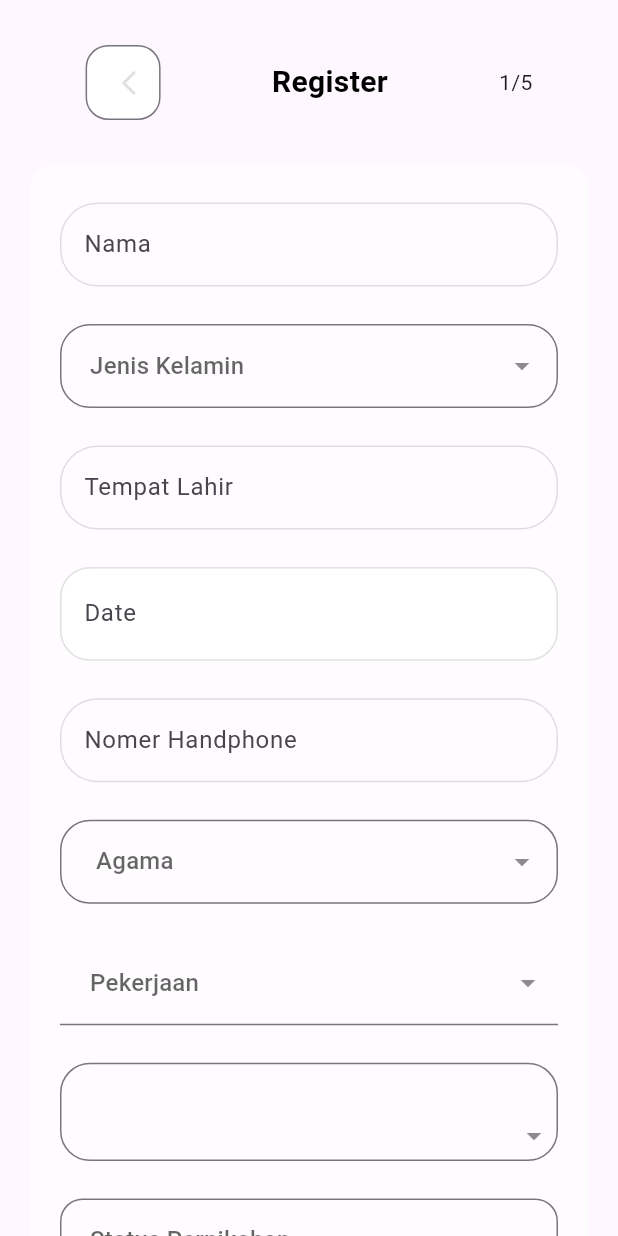
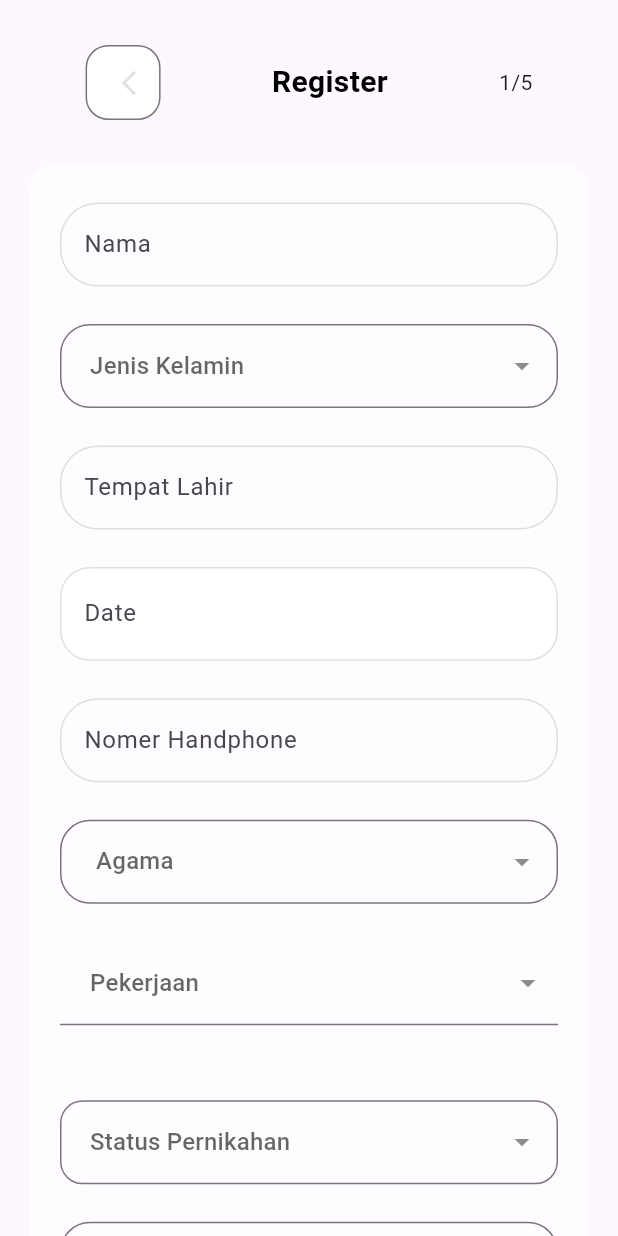
Before and after one commit to Sulthanmuhammadfatih/portal_pasien, a Flutter app: the screen it shows after launch, on a phone screen of 412 x 824 dp. Run offline on Flutter 3.47's test engine with Material 3 defaults, Android fonts, the phone set to English and light mode, and no system bars; our stand-ins replace cloud_firestore, country_picker, dropdown_button2, firebase_auth, firebase_core, get and 1 more; accounts and stored records are empty; network calls fail.

```diff
--- a/lib/main.dart
+++ b/lib/main.dart
@@ -21,6 +21,7 @@ class MyApp extends StatelessWidget {
   @override
   Widget build(BuildContext context) {
     return MaterialApp(
+        debugShowCheckedModeBanner: false,
         title: 'Portal Pasien',
         theme: ThemeData(
           useMaterial3: true,
--- a/lib/register_pasien/pasien baru/datapasien/data.pribadi.dart
+++ b/lib/register_pasien/pasien baru/datapasien/data.pribadi.dart
@@ -107,7 +107,7 @@ class _RegisterPageState extends State<RegisterPasienPage> {
                         const SizedBox(
                           height: 25,
                         ),
-                        const datePicker(),
+                        DatePicker(),
                         const SizedBox(
                           height: 25,
                         ),
@@ -134,7 +134,7 @@ class _RegisterPageState extends State<RegisterPasienPage> {
                         const SizedBox(
                           height: 25,
                         ),
-                        const PjDropDown(),
+                        // const PjDropDown(),
                         const SizedBox(
                           height: 25,
                         ),
--- a/lib/register_pasien/pasien baru/datapasien/widget/date.picker.dart
+++ b/lib/register_pasien/pasien baru/datapasien/widget/date.picker.dart
@@ -1,17 +1,32 @@
 import 'package:flutter/material.dart';
 
-class datePicker extends StatelessWidget {
-  const datePicker({super.key});
+class DatePicker extends StatefulWidget {
+  const DatePicker({Key? key}) : super(key: key);
+
+  @override
+  _DatePickerState createState() => _DatePickerState();
+}
+
+class _DatePickerState extends State<DatePicker> {
+  DateTime? _selectedDate;
+
+  Future<void> _showDatePicker() async {
+    final pickedDate = await showDatePicker(
+      context: context,
+      initialDate: _selectedDate ?? DateTime.now(),
+      firstDate: DateTime(1800),
+      lastDate: DateTime(2100),
+    );
+
+    if (pickedDate != null && pickedDate != _selectedDate) {
+      setState(() {
+        _selectedDate = pickedDate;
+      });
+    }
+  }
 
   @override
   Widget build(BuildContext context) {
-    void showdatePicker() {
-      showDatePicker(
-          context: context,
-          firstDate: DateTime(1800),
-          lastDate: DateTime(2100));
-    }
-
     return TextField(
       decoration: InputDecoration(
         labelText: "Date",
@@ -33,9 +48,12 @@ class datePicker extends StatelessWidget {
         ),
       ),
       readOnly: true,
-      onTap: () {
-        showdatePicker();
-      },
+      onTap: _showDatePicker,
+      controller: TextEditingController(
+        text: _selectedDate != null
+            ? "${_selectedDate!.day}/${_selectedDate!.month}/${_selectedDate!.year}"
+            : null,
+      ),
     );
   }
 }
--- a/lib/register_pasien/pasien baru/datapasien/widget/pj.dropdown.dart
+++ b/lib/register_pasien/pasien baru/datapasien/widget/pj.dropdown.dart
@@ -1,47 +1,62 @@
-import 'package:dropdown_button2/dropdown_button2.dart';
 import 'package:flutter/material.dart';
 
-class PjDropDown extends StatelessWidget {
-  const PjDropDown({super.key});
+class PjDropDown extends StatefulWidget {
+  const PjDropDown({Key? key}) : super(key: key);
+
+  @override
+  _PjDropDownState createState() => _PjDropDownState();
+}
+
+class _PjDropDownState extends State<PjDropDown> {
+  String? _selectedPj;
+  List<String> pjItems = [
+    'Pj 1',
+    'Pj 2',
+    'Pj 3'
+  ]; // Contoh daftar penanggung jawab
 
   @override
   Widget build(BuildContext context) {
-    List<String> pjItems = [];
-    return DropdownButtonFormField2(
-      hint: const Text("Penggung Jawab"),
-      isExpanded: true,
-      decoration: InputDecoration(
-        contentPadding: const EdgeInsets.symmetric(vertical: 16),
-        border: OutlineInputBorder(
-          borderRadius: BorderRadius.circular(20),
-        ),
+    return DropdownButtonFormField<String>(
+      hint: const Text(
+        "Penggung Jawab",
+        style: TextStyle(color: Colors.black54),
       ),
+      value: _selectedPj,
+      onChanged: (newValue) {
+        setState(() {
+          _selectedPj = newValue;
+        });
+      },
       items: pjItems
           .map((e) => DropdownMenuItem(value: e, child: Text(e)))
           .toList(),
+      decoration: InputDecoration(
+        contentPadding:
+            const EdgeInsets.symmetric(vertical: 16, horizontal: 16),
+        border: OutlineInputBorder(
+          borderRadius: BorderRadius.circular(20),
+          borderSide: BorderSide(color: Colors.black45),
+        ),
+        enabledBorder: OutlineInputBorder(
+          borderRadius: BorderRadius.circular(20),
+          borderSide: BorderSide(color: Colors.black45),
+        ),
+        focusedBorder: OutlineInputBorder(
+          borderRadius: BorderRadius.circular(20),
+          borderSide: BorderSide(color: Colors.black45),
+        ),
+      ),
       validator: (value) {
         if (value == null) {
           return 'Tolong Di Isi Form Ini';
         }
         return null;
       },
-      onChanged: (value) {},
       onSaved: (value) {},
-      buttonStyleData:
-          const ButtonStyleData(padding: EdgeInsets.symmetric(vertical: 16)),
-      iconStyleData: const IconStyleData(
-        icon: Icon(
-          Icons.arrow_drop_down,
-          color: Colors.black45,
-        ),
-      ),
-      dropdownStyleData: DropdownStyleData(
-        decoration: BoxDecoration(
-          borderRadius: BorderRadius.circular(20),
-        ),
-      ),
-      menuItemStyleData: const MenuItemStyleData(
-        padding: EdgeInsets.symmetric(horizontal: 20),
+      icon: const Icon(
+        Icons.arrow_drop_down,
+        color: Colors.black45,
       ),
     );
   }
```
Also changed, not shown: pubspec.yaml (+7 -5 lines), lib/register_pasien/pasien baru/datapasien/widget/county.dropdown.dart (line endings or trailing spaces), pubspec.lock, 3 other files.
